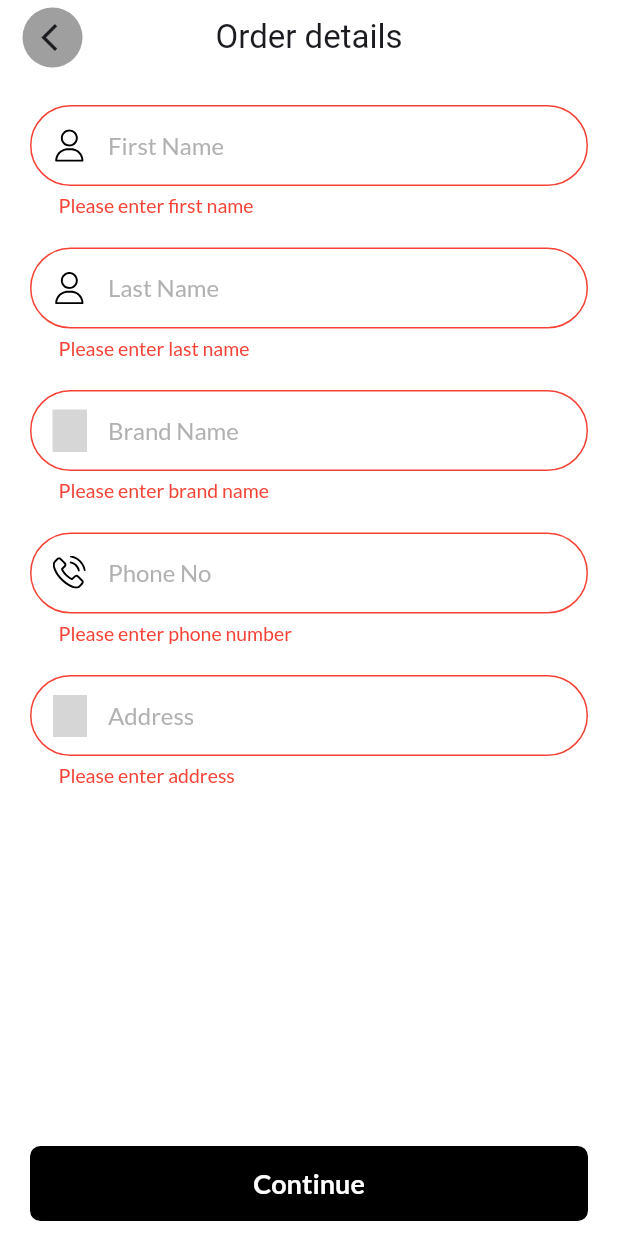
After one commit to Darshilgor/FieldKing, a Flutter app: the OrderAddressView screen opened by its route, after a tap on "Continue", on a phone screen of 412 x 824 dp. The commit adds this screen. Run offline on Flutter 3.47's test engine with Material 3 defaults, Android fonts, the phone set to English and light mode, and no system bars; our stand-ins replace cloud_firestore, contacts_service, extended_image, file_picker, firebase_auth, firebase_core and 14 more; missing offline and left inert: app_settings, dart:ffi, flutter_timer_countdown, googleapis; accounts and stored records are empty; project files that could hold a hidden picture were left out; grey boxes are pictures that could not be loaded.

Commit message:
-- payment done with add order details and total prices.

```diff
--- /dev/null
+++ b/lib/packages/app/module/order_address/controller/order_address_controller.dart
@@ -0,0 +1,51 @@
+import 'package:field_king/packages/app/model/cart_list_model.dart';
+import 'package:field_king/packages/config.dart';
+
+class OrderAddressController extends GetxController {
+  Rx<TextEditingController> phoneNoController = TextEditingController().obs;
+  Rx<TextEditingController> firstNameController = TextEditingController().obs;
+  Rx<TextEditingController> lastNameController = TextEditingController().obs;
+  Rx<TextEditingController> brandNameController = TextEditingController().obs;
+  Rx<TextEditingController> locationController = TextEditingController().obs;
+  Rx<CartModel?> cart = Rx<CartModel?>(null);
+  final orderDetailsKey = GlobalKey<FormState>();
+
+  @override
+  void onInit() {
+    getArgument();
+    getPreferences();
+    super.onInit();
+  }
+
+  getPreferences() async {
+    String? firstName = Preference.orderFirstName;
+    bool? isStoredOrderDetails = false;
+    if ((firstName ?? '').isNotEmpty || firstName != '') {
+      isStoredOrderDetails = true;
+    } else {
+      isStoredOrderDetails = false;
+    }
+    phoneNoController.value.text = isStoredOrderDetails
+        ? await Preference.orderPhoneNo ?? ''
+        : await Preference.phoneNumber ?? '';
+    firstNameController.value.text = isStoredOrderDetails
+        ? await Preference.orderFirstName ?? ''
+        : await Preference.firstName ?? '';
+    lastNameController.value.text = isStoredOrderDetails
+        ? await Preference.orderLastName ?? ''
+        : await Preference.lastName ?? '';
+    brandNameController.value.text = isStoredOrderDetails
+        ? await Preference.orderBrandName ?? ''
+        : await Preference.brandName ?? '';
+    locationController.value.text = isStoredOrderDetails
+        ? await Preference.orderBrandName ?? ''
+        : await Preference.address ?? '';
+  }
+
+  getArgument() {
+    var argument = Get.arguments;
+    if (argument != null) {
+      cart = argument['cart'];
+    }
+  }
+}
--- /dev/null
+++ b/lib/packages/app/module/order_address/view/order_address_view.dart
@@ -0,0 +1,165 @@
+import 'package:field_king/components/app_button.dart';
+import 'package:field_king/components/text_form_field.dart';
+import 'package:field_king/packages/app/module/order_address/controller/order_address_controller.dart';
+import 'package:field_king/packages/config.dart';
+import 'package:field_king/packages/routes/app_pages.dart';
+import 'package:field_king/services/app_bar.dart';
+import 'package:flutter/material.dart';
+import 'package:get/get_core/src/get_main.dart';
+
+class OrderAddressView extends StatelessWidget {
+  OrderAddressView({super.key});
+
+  final controller = Get.put(OrderAddressController());
+  @override
+  Widget build(BuildContext context) {
+    return Scaffold(
+      backgroundColor: AppColor.whiteColor,
+      appBar: CustomAppBar(
+        title: Text(
+          'Order details',
+        ),
+        isLeading: true,
+      ),
+      body: Column(
+        children: [
+          Expanded(
+            child: SingleChildScrollView(
+              child: Padding(
+                padding: const EdgeInsets.symmetric(
+                  horizontal: 20,
+                  vertical: 20,
+                ),
+                child: Obx(
+                  () => Form(
+                    key: controller.orderDetailsKey,
+                    child: Column(
+                      children: [
+                        InputField(
+                          controller: controller.firstNameController.value,
+                          labelText: 'First Name',
+                          hintText: 'KishorBhai',
+                          prefixIcon: Assets.accountIcon,
+                          prefixIconColor: AppColor.blackColor,
+                          keyboardType: TextInputType.name,
+                          textInputAction: TextInputAction.next,
+                          validator: (value) {
+                            if ((value ?? '').isEmpty) {
+                              return 'Please enter first name';
+                            } else {
+                              return null;
+                            }
+                          },
+                        ),
+                        Gap(20),
+                        InputField(
+                          controller: controller.lastNameController.value,
+                          labelText: 'Last Name',
+                          hintText: 'Gor',
+                          prefixIcon: Assets.accountIcon,
+                          prefixIconColor: AppColor.blackColor,
+                          keyboardType: TextInputType.name,
+                          textInputAction: TextInputAction.next,
+                          validator: (value) {
+                            if ((value ?? '').isEmpty) {
+                              return 'Please enter last name';
+                            } else {
+                              return null;
+                            }
+                          },
+                        ),
+                        Gap(20),
+                        InputField(
+                          controller: controller.brandNameController.value,
+                          labelText: 'Brand Name',
+                          hintText: 'Gor',
+                          prefixIcon: Assets.brandNameIcon,
+                          prefixIconColor: AppColor.blackColor,
+                          keyboardType: TextInputType.name,
+                          textInputAction: TextInputAction.next,
+                          validator: (value) {
+                            if ((value ?? '').isEmpty) {
+                              return 'Please enter brand name';
+                            } else {
+                              return null;
+                            }
+                          },
+                        ),
+                        Gap(20),
+                        InputField(
+                          controller: controller.phoneNoController.value,
+                          labelText: 'Phone No',
+                          hintText: '9409529203',
+                          prefixIcon: Assets.phoneIcon,
+                          prefixIconColor: AppColor.blackColor,
+                          keyboardType: TextInputType.phone,
+                          textInputAction: TextInputAction.done,
+                          maxLength: 10,
+                          validator: (value) {
+                            if (value?.length == 0) {
+                              return 'Please enter phone number';
+                            } else if (value?.length != 10) {
+                              return 'Please enter valid phone number';
+                            } else {
+                              return null;
+                            }
+                          },
+                        ),
+                        Gap(20),
+                        InputField(
+                          controller: controller.locationController.value,
+                          labelText: 'Address',
+                          hintText: 'Address',
+                          prefixIcon: Assets.lcoationIcon,
+                          isPngPrefixIcon: true,
+                          prefixIconColor: AppColor.blackColor,
+                          keyboardType: TextInputType.name,
+                          textInputAction: TextInputAction.next,
+                          validator: (value) {
+                            if ((value ?? '').isEmpty) {
+                              return 'Please enter address';
+                            } else {
+                              return null;
+                            }
+                          },
+                        ),
+                      ],
+                    ),
+                  ),
+                ),
+              ),
+            ),
+          ),
+          Padding(
+            padding: const EdgeInsets.symmetric(
+              horizontal: 20,
+              vertical: 10,
+            ),
+            child: CommonAppButton(
+              buttonType: ButtonType.enable,
+              text: 'Continue',
+              buttonColor: AppColor.blackColor,
+              onTap: () {
+                if (controller.orderDetailsKey.currentState!.validate()) {
+                  Get.toNamed(
+                    Routes.paymentView,
+                    arguments: {
+                      'cart': controller.cart,
+                      'firstName': controller.firstNameController.value.text,
+                      'lastName': controller.lastNameController.value.text,
+                      'brandName': controller.brandNameController.value.text,
+                      'phoneNumber': controller.phoneNoController.value.text,
+                      'location': controller.locationController.value.text,
+                    },
+                  );
+                }
+              },
+              width: Get.width,
+              textColor: AppColor.whiteColor,
+            ),
+          ),
+        ],
+      ),
+    );
+  }
+}
--- a/lib/packages/app/module/payment/controller/payment_controller.dart
+++ b/lib/packages/app/module/payment/controller/payment_controller.dart
@@ -7,6 +7,13 @@ class PaymentController extends GetxController {
   Rx<CartModel?> cart = Rx<CartModel?>(null);
   RxDouble? totalOrderMeter = RxDouble(0.0);
   RxDouble? totalOrderAmount = RxDouble(0.0);
+
+  Rx<TextEditingController> phoneNoController = TextEditingController().obs;
+  Rx<TextEditingController> firstNameController = TextEditingController().obs;
+  Rx<TextEditingController> lastNameController = TextEditingController().obs;
+  Rx<TextEditingController> brandNameController = TextEditingController().obs;
+  Rx<TextEditingController> locationController = TextEditingController().obs;
+
   @override
   void onInit() {
     getArgument();
@@ -17,12 +24,22 @@ class PaymentController extends GetxController {
     var argument = Get.arguments;
     if (argument != null) {
       cart = argument['cart'];
+      firstNameController.value.text = argument['firstName'];
+      lastNameController.value.text = argument['lastName'];
+      brandNameController.value.text = argument['brandName'];
+      phoneNoController.value.text = argument['phoneNumber'];
+      locationController.value.text = argument['location'];
     }
   }
 
   createOrder() async {
     await FirebaseFirestoreServices.createOrder(
       cart: cart,
+      firstname: firstNameController.value.text,
+      lastName: lastNameController.value.text,
+      brandName: brandNameController.value.text,
+      phoneNo: phoneNoController.value.text,
+      location: locationController.value.text,
     );
     Get.until(
       (route) => route.settings.name == Routes.tabBarScreen,
--- a/lib/packages/routes/app_pages.dart
+++ b/lib/packages/routes/app_pages.dart
@@ -2,6 +2,7 @@ import 'package:field_king/packages/app/module/cart/view/cart_view.dart';
 import 'package:field_king/packages/app/module/chat/chat_screen/view/chat_screen_view.dart';
 import 'package:field_king/packages/app/module/home_screen/view/home_screen_view.dart';
 import 'package:field_king/packages/app/module/login/view/login_view.dart';
+import 'package:field_king/packages/app/module/order_address/view/order_address_view.dart';
 import 'package:field_king/packages/app/module/payment/view/payment_view.dart';
 import 'package:field_king/packages/app/module/profile/edit_profile/view/edit_profile_view.dart';
 import 'package:field_king/packages/app/module/sign_up/view/sign_up_screen_view.dart';
@@ -54,5 +55,9 @@ class AppPages {
       name: _Paths.chatScreenView,
       page: () => ChatScreenView(),
     ),
+    GetPage(
+      name: _Paths.orderAddressView,
+      page: () => OrderAddressView(),
+    ),
   ];
 }
--- a/lib/packages/routes/app_routes.dart
+++ b/lib/packages/routes/app_routes.dart
@@ -12,6 +12,7 @@ abstract class Routes {
   static const cartView = _Paths.cartView;
   static const paymentView = _Paths.paymentView;
   static const chatScreenView = _Paths.chatScreenView;
+  static const orderAddressView = _Paths.orderAddressView;
 }
 
 abstract class _Paths {
@@ -26,4 +27,5 @@ abstract class _Paths {
   static const cartView = '/cart-view';
   static const paymentView = '/payment-view';
   static const chatScreenView = '/chat-screen-view';
+  static const orderAddressView = '/order-address-view';
 }
--- a/lib/services/get_storage/get_storage.dart
+++ b/lib/services/get_storage/get_storage.dart
@@ -19,6 +19,11 @@ class Preference {
   static const totalOrderMeterKey = 'totalOrderMeterKey';
   static const totalOrderAmountKey = 'totalOrderAmountKey';
   static const deviceIdKey = 'deviceIdKey';
+  static const orderFirstNameKey = 'orderFirstNameKey';
+  static const orderLastNameKey = 'orderLastNameKey';
+  static const orderBrandNameKey = 'orderBrandNameKey';
+  static const orderPhoneNoKey = 'orderPhoneNoKey';
+  static const orderLocationKey = 'orderLocationKey';
 
   init() async {
     await GetStorage.init(sbPreference);
@@ -86,4 +91,28 @@ class Preference {
   // User ID
   static String? get userId => box?.read<String>(userIdKey);
   static set userId(String? id) => box?.write(userIdKey, id);
+
+  // order first name
+  static String? get orderFirstName => box?.read<String>(orderFirstNameKey);
+  static set orderFirstName(String? name) =>
+      box?.write(orderFirstNameKey, name);
+
+  // order last name
+  static String? get orderLastName => box?.read<String>(orderLastNameKey);
+  static set orderLastName(String? name) => box?.write(orderLastNameKey, name);
+
+  // order brand name
+  static String? get orderBrandName => box?.read<String>(orderBrandNameKey);
+  static set orderBrandName(String? name) =>
+      box?.write(orderBrandNameKey, name);
+
+  // order phone no
+  static String? get orderPhoneNo => box?.read<String>(orderPhoneNoKey);
+  static set orderPhoneNo(String? phoneNo) =>
+      box?.write(orderPhoneNoKey, phoneNo);
+
+  // order location
+  static String? get orderLocation => box?.read<String>(orderLocationKey);
+  static set orderLocation(String? location) =>
+      box?.write(orderLocationKey, location);
 }
```
Also changed, not shown: lib/packages/app/model/createCartModel.dart (+8 -4 lines), lib/packages/app/module/cart/view/cart_view.dart (+13 -3 lines), lib/services/firebase_services/firebase_services.dart (+47 -10 lines), lib/packages/app/module/payment/view/payment_view.dart (line endings or trailing spaces), 1 other file.
